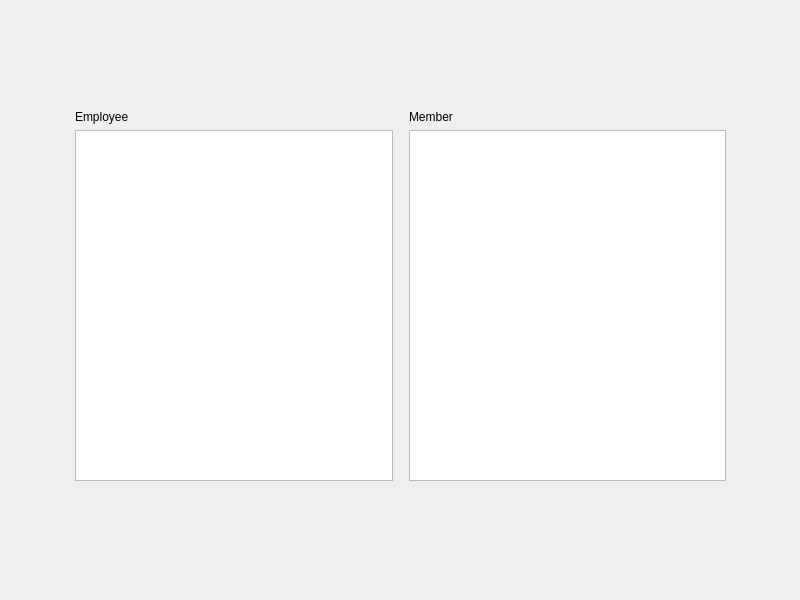
This is viewaccounts.ui in shashwatkhadka/BillX as Qt 5 draws it before an edit. The edited form follows.
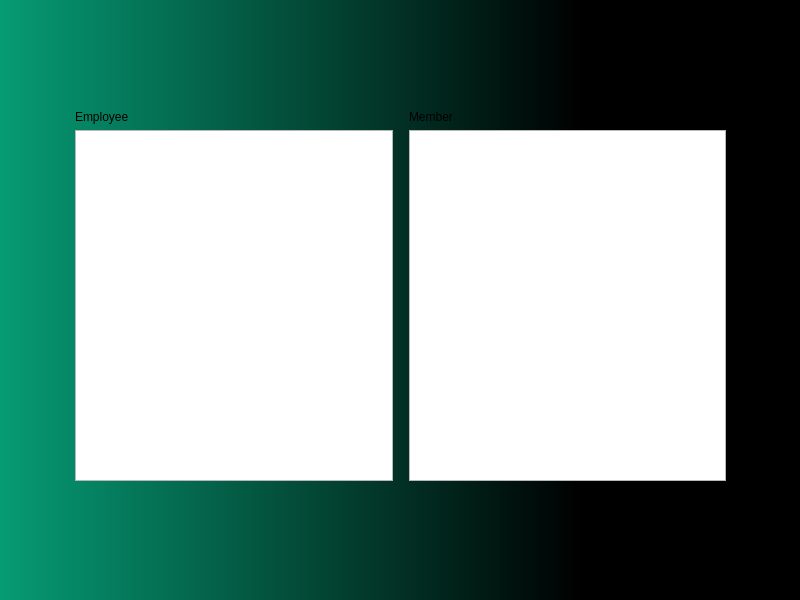
This is the edited form.

What changed in the file:
```diff
--- a/viewaccounts.ui
+++ b/viewaccounts.ui
@@ -14,6 +14,11 @@
    <string>MainWindow</string>
   </property>
   <widget class="QWidget" name="centralwidget">
+   <property name="styleSheet">
+    <string notr="true">QWidget#centralwidget{
+	background-color: qlineargradient(spread:pad, x1:0, y1:0, x2:1, y2:0, stop:0 rgba(6, 155, 116, 255), stop:0.727273 rgba(0, 0, 0, 255));
+}</string>
+   </property>
    <widget class="QWidget" name="horizontalLayoutWidget_2">
     <property name="geometry">
      <rect>
```
Left out of the diff: 12 changed lines with no effect on the pictures.
